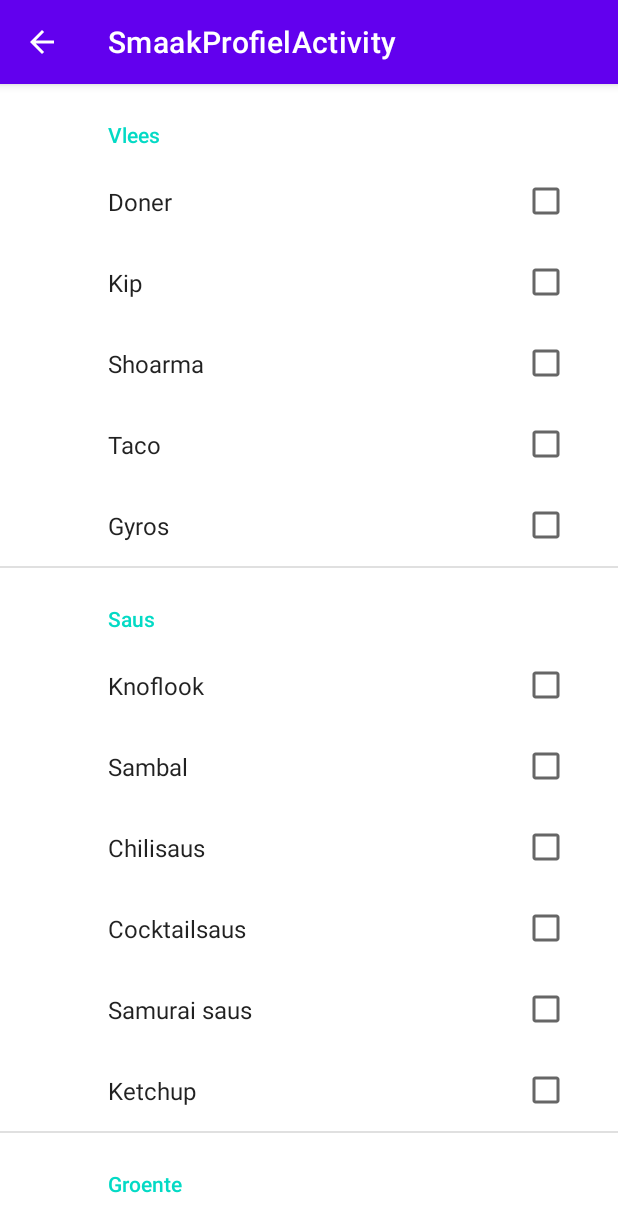
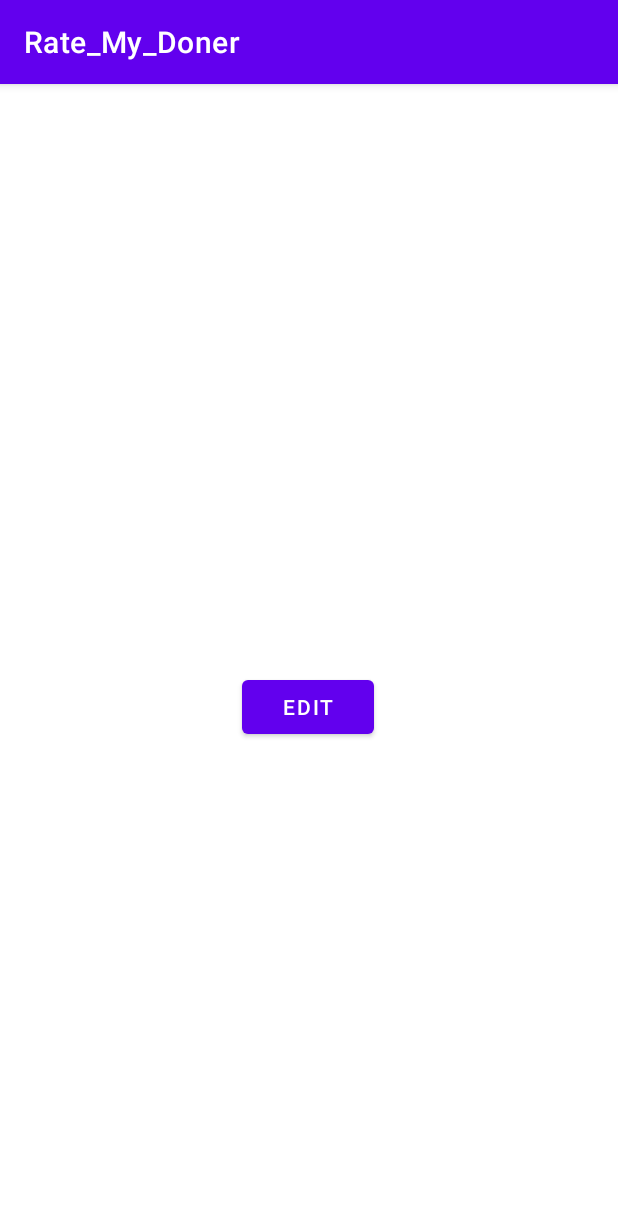
Before and after one commit to Dark045NL/Rate_My_Doner, an Android app: the screen it shows after launch (SmaakProfielActivity before the commit, MyProfile after it), on a phone screen of 412 x 824 dp. Shown: the top 1232 px of the screen. Run offline under Robolectric (Android 15) with nearby library versions, the phone set to English and light mode, and no system bars; our stand-ins replace navigation-ui.

Commit message:
okay let's gooo
heb een preference pagina gemaakt waar je specifieke dingen kan aanklikken om te weergeven op je profile. Dit is een stuk van het smaakprofiel en nog steeds in een test formaat.

```diff
--- a/app/src/main/AndroidManifest.xml
+++ b/app/src/main/AndroidManifest.xml
@@ -12,6 +12,9 @@
         android:supportsRtl="true"
         android:theme="@style/Theme.Rate_My_Doner"
         tools:targetApi="31">
+        <activity
+            android:name=".MyProfile"
+            android:exported="false" />
         <activity
             android:name=".SmaakProfielActivity"
             android:exported="false"
--- /dev/null
+++ b/app/src/main/java/com/example/rate_my_doner/MyProfile.kt
@@ -0,0 +1,32 @@
+package com.example.rate_my_doner
+
+import android.content.Intent
+import androidx.appcompat.app.AppCompatActivity
+import android.os.Bundle
+import android.widget.Button
+import android.widget.TextView
+import androidx.preference.PreferenceManager
+
+class MyProfile : AppCompatActivity() {
+    override fun onCreate(savedInstanceState: Bundle?) {
+        super.onCreate(savedInstanceState)
+        setContentView(R.layout.activity_my_profile)
+
+        // Retrieve the checked text from SharedPreferences
+        val sharedPreferences = PreferenceManager.getDefaultSharedPreferences(this)
+        val checkedText = sharedPreferences.getString("checked_text", "")
+
+        // Display the checked text in a TextView
+        val textView = findViewById<TextView>(R.id.PreferenceFood)
+        textView.text = checkedText
+
+        val button = findViewById<Button>(R.id.button)
+
+        button.setOnClickListener {
+
+            // Create an intent to navigate to SmaakProfielActivity
+            val intent = Intent(this, SmaakProfielActivity::class.java)
+            startActivity(intent)
+        }
+    }
+}
--- /dev/null
+++ b/app/src/main/res/layout/activity_my_profile.xml
@@ -0,0 +1,45 @@
+<?xml version="1.0" encoding="utf-8"?>
+<androidx.constraintlayout.widget.ConstraintLayout xmlns:android="http://schemas.android.com/apk/res/android"
+    xmlns:app="http://schemas.android.com/apk/res-auto"
+    xmlns:tools="http://schemas.android.com/tools"
+    android:layout_width="match_parent"
+    android:layout_height="match_parent"
+    android:layout_gravity="center"
+    tools:context=".MyProfile">
+
+    <ImageView
+        android:id="@+id/ProfilePicture"
+        android:layout_width="wrap_content"
+        android:layout_height="wrap_content"
+        android:layout_marginTop="212dp"
+        app:layout_constraintEnd_toEndOf="parent"
+        app:layout_constraintHorizontal_bias="0.498"
+        app:layout_constraintStart_toStartOf="parent"
+        app:layout_constraintTop_toTopOf="parent"
+        tools:srcCompat="@tools:sample/avatars" />
+
+    <TextView
+        android:id="@+id/PreferenceFood"
+        android:layout_width="match_parent"
+        android:layout_height="wrap_content"
+        android:layout_marginTop="36dp"
+        android:gravity="center"
+        android:text="TextView"
+        app:layout_constraintEnd_toEndOf="parent"
+        app:layout_constraintHorizontal_bias="0.521"
+        app:layout_constraintStart_toStartOf="parent"
+        app:layout_constraintTop_toBottomOf="@+id/ProfilePicture" />
+
+    <Button
+        android:id="@+id/button"
+        android:layout_width="wrap_content"
+        android:layout_height="wrap_content"
+        android:layout_marginTop="124dp"
+        android:text="Edit"
+        app:layout_constraintBottom_toBottomOf="parent"
+        app:layout_constraintEnd_toEndOf="@+id/PreferenceFood"
+        app:layout_constraintHorizontal_bias="0.498"
+        app:layout_constraintStart_toStartOf="@+id/PreferenceFood"
+        app:layout_constraintTop_toBottomOf="@+id/PreferenceFood"
+        app:layout_constraintVertical_bias="0.0" />
+</androidx.constraintlayout.widget.ConstraintLayout>
--- a/app/src/main/res/layout/content_main.xml
+++ b/app/src/main/res/layout/content_main.xml
@@ -13,9 +13,10 @@
         android:layout_width="match_parent"
         android:layout_height="match_parent"
         app:defaultNavHost="true"
-        app:layout_constraintHorizontal_bias="0.0"
+        app:layout_constraintHorizontal_bias="1.0"
         app:layout_constraintLeft_toLeftOf="parent"
         app:layout_constraintRight_toRightOf="parent"
         app:layout_constraintTop_toTopOf="parent"
         app:navGraph="@navigation/mobile_navigation" />
+
 </androidx.constraintlayout.widget.ConstraintLayout>
--- a/app/src/main/res/xml/root_preferences.xml
+++ b/app/src/main/res/xml/root_preferences.xml
@@ -1,121 +1,116 @@
 <PreferenceScreen xmlns:android="http://schemas.android.com/apk/res/android"
     xmlns:app="http://schemas.android.com/apk/res-auto">
 
-    <PreferenceCategory app:title="Vlees">
+    <PreferenceCategory app:title="Vlees" android:key="VleesCategoryKey">
 
         <CheckBoxPreference
             android:layout_width="wrap_content"
             android:layout_height="wrap_content"
-            android:defaultValue="false"
-            android:title="Doner" />
+            android:title="Doner"
+            android:key="doner" />
         <CheckBoxPreference
             android:layout_width="wrap_content"
             android:layout_height="wrap_content"
-            android:defaultValue="false"
-            android:title="Kip" />
+            android:title="Kip"
+            android:key="kip" />
         <CheckBoxPreference
             android:layout_width="wrap_content"
             android:layout_height="wrap_content"
-            android:defaultValue="false"
-            android:title="Shoarma" />
+            android:title="Shoarma"
+            android:key="shoarma" />
         <CheckBoxPreference
             android:layout_width="wrap_content"
             android:layout_height="wrap_content"
-            android:defaultValue="false"
-            android:title="Taco" />
+            android:title="Gyros"
+            android:key="gyros" />
+
+    </PreferenceCategory>
+
+    <PreferenceCategory app:title="Saus" android:key="SausCategoryKey">
         <CheckBoxPreference
             android:layout_width="wrap_content"
             android:layout_height="wrap_content"
-            android:defaultValue="false"
-            android:title="Gyros" />
-
-    </PreferenceCategory>
-
-    <PreferenceCategory app:title="Saus">
+            android:title="Knoflook"
+            android:key="knoflook"/>
         <CheckBoxPreference
             android:layout_width="wrap_content"
             android:layout_height="wrap_content"
-            android:defaultValue="false"
-            android:title="Knoflook" />
+            android:title="Sambal "
+            android:key="sambal"/>
         <CheckBoxPreference
             android:layout_width="wrap_content"
             android:layout_height="wrap_content"
-            android:defaultValue="false"
-            android:title="Sambal " />
+            android:title="Chilisaus "
+            android:key="chilisaus"/>
         <CheckBoxPreference
             android:layout_width="wrap_content"
             android:layout_height="wrap_content"
-            android:defaultValue="false"
-            android:title="Chilisaus " />
+            android:title="Cocktailsaus "
+            android:key="cocktailsaus"/>
         <CheckBoxPreference
             android:layout_width="wrap_content"
             android:layout_height="wrap_content"
-            android:defaultValue="false"
-            android:title="Cocktailsaus " />
+            android:title="Samurai saus"
+            android:key="samurai_saus"/>
         <CheckBoxPreference
             android:layout_width="wrap_content"
             android:layout_height="wrap_content"
-            android:defaultValue="false"
-            android:title="Samurai saus" />
+            android:title="Ketchup"
+            android:key="ketchup"/>
+    </PreferenceCategory>
+    <PreferenceCategory app:title="Groente" android:key="GroenteCategoryKey">
         <CheckBoxPreference
             android:layout_width="wrap_content"
             android:layout_height="wrap_content"
-            android:defaultValue="false"
-            android:title="Ketchup" />
-    </PreferenceCategory>
-    <PreferenceCategory app:title="Groente">
+            android:title="Sla"
+            android:key="sla" />
         <CheckBoxPreference
             android:layout_width="wrap_content"
             android:layout_height="wrap_content"
-            android:defaultValue="false"
-            android:title="Sla" />
+            android:title="Tomaat"
+            android:key="tomaat" />
         <CheckBoxPreference
             android:layout_width="wrap_content"
             android:layout_height="wrap_content"
-            android:defaultValue="false"
-            android:title="Tomaat" />
+            android:title="Komkommer"
+            android:key="komkommer" />
         <CheckBoxPreference
             android:layout_width="wrap_content"
             android:layout_height="wrap_content"
-            android:defaultValue="false"
-            android:title="Komkommer" />
+            android:title="Kool"
+            android:key="kool" />
         <CheckBoxPreference
             android:layout_width="wrap_content"
             android:layout_height="wrap_content"
-            android:defaultValue="false"
-            android:title="Kool" />
+            android:title="Ui"
+            android:key="ui" />
         <CheckBoxPreference
             android:layout_width="wrap_content"
             android:layout_height="wrap_content"
-            android:defaultValue="false"
-            android:title="Ui" />
+            android:title="Alle groenten"
+            android:key="alle_groenten" />
         <CheckBoxPreference
             android:layout_width="wrap_content"
             android:layout_height="wrap_content"
-            android:defaultValue="false"
-            android:title="Alle groenten" />
+            android:title="Geen Groenten"
+            android:key="geen_groenten" />
+    </PreferenceCategory>
+    <PreferenceCategory app:title="Kaas" android:key="KaasCategoryKey">
         <CheckBoxPreference
             android:layout_width="wrap_content"
             android:layout_height="wrap_content"
-            android:defaultValue="false"
-            android:title="Geen Groenten" />
-    </PreferenceCategory>
-    <PreferenceCategory app:title="Kaas">
+            android:title="Kaas"
+            android:key="kaas" />
         <CheckBoxPreference
             android:layout_width="wrap_content"
             android:layout_height="wrap_content"
-            android:defaultValue="false"
-            android:title="Kaas" />
+            android:title="Feta"
+            android:key="feta" />
         <CheckBoxPreference
             android:layout_width="wrap_content"
             android:layout_height="wrap_content"
-            android:defaultValue="false"
-            android:title="Feta" />
-        <CheckBoxPreference
-            android:layout_width="wrap_content"
-            android:layout_height="wrap_content"
-            android:defaultValue="false"
-            android:title="Geen kaas" />
+            android:title="Geen kaas"
+            android:key="geen_kaas" />
     </PreferenceCategory>
 
 </PreferenceScreen>
```
Also changed, not shown: app/src/main/java/com/example/rate_my_doner/SmaakProfielActivity.kt (+68 -3 lines), app/src/main/res/layout/myprofile_activity.xml (+22 -1 lines), app/src/main/res/navigation/mobile_navigation.xml (+8 -19 lines).
